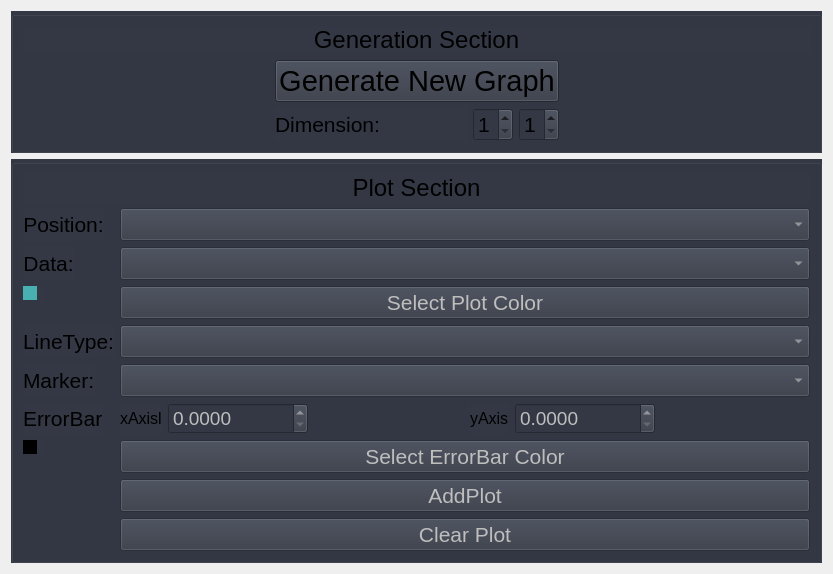
First picture: the form in View/ui/GraphWindow.ui, repository BETRU21/GraphicGenerator, before the edit.
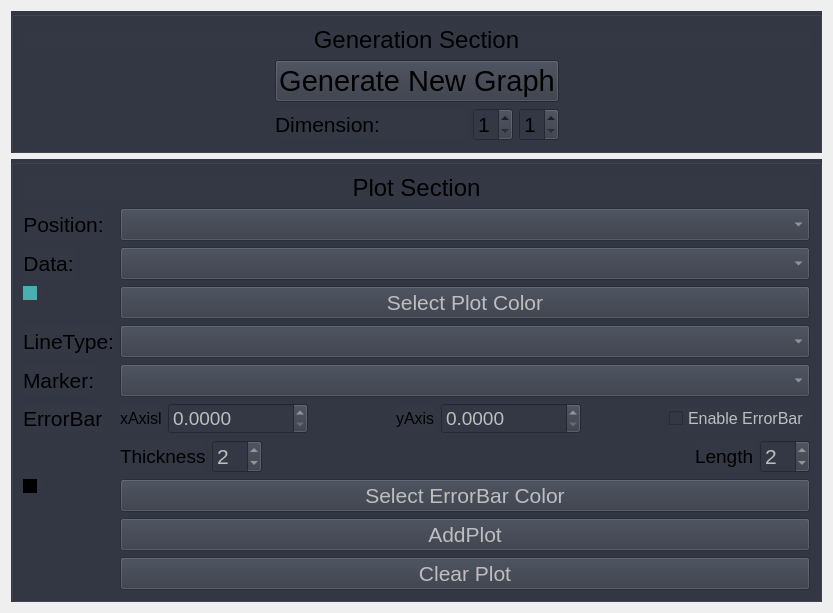
Second picture: the form after the edit.

The edit to the form file:
```diff
--- a/View/ui/GraphWindow.ui
+++ b/View/ui/GraphWindow.ui
@@ -7,7 +7,7 @@
     <x>0</x>
     <y>0</y>
     <width>833</width>
-    <height>545</height>
+    <height>582</height>
    </rect>
   </property>
   <property name="windowTitle">
@@ -206,18 +206,6 @@
         </property>
        </widget>
       </item>
-      <item row="2" column="1">
-       <widget class="QComboBox" name="cmb_data">
-        <property name="enabled">
-         <bool>false</bool>
-        </property>
-        <property name="font">
-         <font>
-          <pointsize>16</pointsize>
-         </font>
-        </property>
-       </widget>
-      </item>
       <item row="3" column="0">
        <widget class="QCheckBox" name="ind_color">
         <property name="styleSheet">
@@ -297,33 +285,15 @@
         </property>
        </widget>
       </item>
-      <item row="8" column="1">
-       <widget class="QPushButton" name="pb_addPlot">
-        <property name="enabled">
-         <bool>false</bool>
-        </property>
+      <item row="6" column="0">
+       <widget class="QLabel" name="label_8">
         <property name="font">
          <font>
           <pointsize>16</pointsize>
          </font>
         </property>
         <property name="text">
-         <string>AddPlot</string>
-        </property>
-       </widget>
-      </item>
-      <item row="9" column="1">
-       <widget class="QPushButton" name="pb_clear">
-        <property name="enabled">
-         <bool>false</bool>
-        </property>
-        <property name="font">
-         <font>
-          <pointsize>16</pointsize>
-         </font>
-        </property>
-        <property name="text">
-         <string>Clear Plot</string>
+         <string>ErrorBar</string>
         </property>
        </widget>
       </item>
@@ -415,21 +385,117 @@
           </property>
          </spacer>
         </item>
+        <item>
+         <widget class="QCheckBox" name="cb_errorBar">
+          <property name="enabled">
+           <bool>false</bool>
+          </property>
+          <property name="font">
+           <font>
+            <pointsize>12</pointsize>
+           </font>
+          </property>
+          <property name="text">
+           <string>Enable ErrorBar</string>
+          </property>
+         </widget>
+        </item>
        </layout>
       </item>
-      <item row="6" column="0">
-       <widget class="QLabel" name="label_8">
-        <property name="font">
-         <font>
-          <pointsize>16</pointsize>
-         </font>
-        </property>
-        <property name="text">
-         <string>ErrorBar</string>
-        </property>
-       </widget>
-      </item>
       <item row="7" column="1">
+       <layout class="QHBoxLayout" name="horizontalLayout_3">
+        <item>
+         <widget class="QLabel" name="label_12">
+          <property name="font">
+           <font>
+            <pointsize>14</pointsize>
+           </font>
+          </property>
+          <property name="text">
+           <string>Thickness</string>
+          </property>
+         </widget>
+        </item>
+        <item>
+         <widget class="QSpinBox" name="sb_errorThickness">
+          <property name="enabled">
+           <bool>false</bool>
+          </property>
+          <property name="maximumSize">
+           <size>
+            <width>50</width>
+            <height>16777215</height>
+           </size>
+          </property>
+          <property name="font">
+           <font>
+            <pointsize>16</pointsize>
+           </font>
+          </property>
+          <property name="value">
+           <number>2</number>
+          </property>
+         </widget>
+        </item>
+        <item>
+         <spacer name="horizontalSpacer_5">
+          <property name="orientation">
+           <enum>Qt::Horizontal</enum>
+          </property>
+          <property name="sizeHint" stdset="0">
+           <size>
+            <width>40</width>
+            <height>20</height>
+           </size>
+          </property>
+         </spacer>
+        </item>
+        <item>
+         <widget class="QLabel" name="label_11">
+          <property name="font">
+           <font>
+            <pointsize>14</pointsize>
+           </font>
+          </property>
+          <property name="text">
+           <string>Length</string>
+          </property>
+         </widget>
+        </item>
+        <item>
+         <widget class="QSpinBox" name="sb_errorBarSize">
+          <property name="enabled">
+           <bool>false</bool>
+          </property>
+          <property name="maximumSize">
+           <size>
+            <width>50</width>
+            <height>16777215</height>
+           </size>
+          </property>
+          <property name="font">
+           <font>
+            <pointsize>16</pointsize>
+           </font>
+          </property>
+          <property name="value">
+           <number>2</number>
+          </property>
+         </widget>
+        </item>
+       </layout>
+      </item>
+      <item row="8" column="0">
+       <widget class="QCheckBox" name="ind_colorError">
+        <property name="styleSheet">
+         <string notr="true">QCheckBox::indicator{background-color: rgb(0, 0, 0);}</string>
+        </property>
+        <property name="text">
+         <string/>
+        </property>
+       </widget>
+      </item>
+      <item row="8" column="1">
        <layout class="QHBoxLayout" name="horizontalLayout_2">
         <item>
          <widget class="QPushButton" name="pb_selectColorError">
@@ -448,13 +514,45 @@
         </item>
        </layout>
       </item>
-      <item row="7" column="0">
-       <widget class="QCheckBox" name="ind_colorError">
-        <property name="styleSheet">
-         <string notr="true">QCheckBox::indicator{background-color: rgb(0, 0, 0);}</string>
+      <item row="9" column="1">
+       <widget class="QPushButton" name="pb_addPlot">
+        <property name="enabled">
+         <bool>false</bool>
         </property>
+        <property name="font">
+         <font>
+          <pointsize>16</pointsize>
+         </font>
+        </property>
         <property name="text">
-         <string/>
+         <string>AddPlot</string>
+        </property>
+       </widget>
+      </item>
+      <item row="10" column="1">
+       <widget class="QPushButton" name="pb_clear">
+        <property name="enabled">
+         <bool>false</bool>
+        </property>
+        <property name="font">
+         <font>
+          <pointsize>16</pointsize>
+         </font>
+        </property>
+        <property name="text">
+         <string>Clear Plot</string>
+        </property>
+       </widget>
+      </item>
+      <item row="2" column="1">
+       <widget class="QComboBox" name="cmb_data">
+        <property name="enabled">
+         <bool>false</bool>
+        </property>
+        <property name="font">
+         <font>
+          <pointsize>16</pointsize>
+         </font>
         </property>
        </widget>
       </item>
```
